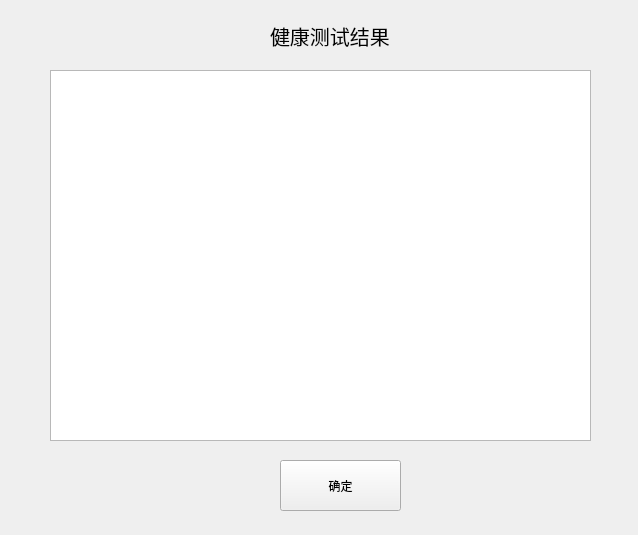
First picture: the form in medical_client/healthtestoutcome.ui, repository Gray7118/SMS-Smart_Medical_System, before the edit.
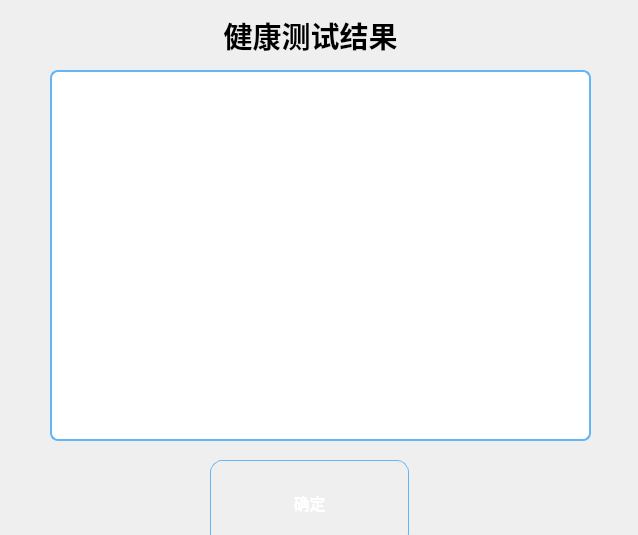
Second picture: the form after the edit.

```diff
--- a/medical_client/healthtestoutcome.ui
+++ b/medical_client/healthtestoutcome.ui
@@ -13,43 +13,100 @@
   <property name="windowTitle">
    <string>Form</string>
   </property>
-  <widget class="QTextEdit" name="testoutcome_info">
-   <property name="geometry">
-    <rect>
-     <x>50</x>
-     <y>70</y>
-     <width>541</width>
-     <height>371</height>
-    </rect>
-   </property>
-  </widget>
+  <property name="styleSheet">
+   <string notr="true">
+    QWidget#healthtestoutcome {
+        background-color: qlineargradient(
+            x1:0, y1:0, x2:0, y2:1,
+            stop:0 #e3f2fd,
+            stop:1 #ffffff
+        );
+        font-family: &quot;Microsoft YaHei&quot;;
+    }
+    QTextEdit#testoutcome_info {
+        border: 2px solid #64b5f6;
+        border-radius: 8px;
+        background-color: #ffffff;
+    }
+    QPushButton {
+        border-radius: 12px;
+        border: 1px solid #64b5f6;
+        color: #ffffff;
+        font-weight: bold;
+        background-color: qlineargradient(
+            x1:0, y1:0, x2:0, y2:1,
+            stop:0 #6ec6ff,
+            stop:1 #1e88e5
+        );
+        padding: 8px 16px;
+        min-width: 154px;
+        min-height: 68px;
+        font-size: 16px;
+    }
+    QPushButton:hover {
+        background-color: qlineargradient(
+            x1:0, y1:0, x2:0, y2:1,
+            stop:0 #81d4fa,
+            stop:1 #1976d2
+        );
+    }
+    QPushButton:pressed {
+        background-color: qlineargradient(
+            x1:0, y1:0, x2:0, y2:1,
+            stop:0 #1e88e5,
+            stop:1 #1565c0
+        );
+    }
+   </string>
+  </property>
   <widget class="QLabel" name="label_healthtestoutcome">
    <property name="geometry">
     <rect>
-     <x>270</x>
+     <x>190</x>
      <y>10</y>
-     <width>191</width>
+     <width>241</width>
      <height>51</height>
     </rect>
    </property>
    <property name="font">
     <font>
-     <pointsize>15</pointsize>
+     <pointsize>22</pointsize>
+     <weight>75</weight>
+     <bold>true</bold>
     </font>
    </property>
    <property name="text">
     <string>健康测试结果</string>
    </property>
+   <property name="alignment">
+    <set>Qt::AlignCenter</set>
+   </property>
+  </widget>
+  <widget class="QTextEdit" name="testoutcome_info">
+   <property name="geometry">
+    <rect>
+     <x>50</x>
+     <y>70</y>
+     <width>541</width>
+     <height>371</height>
+    </rect>
+   </property>
   </widget>
   <widget class="QPushButton" name="testoutcome">
    <property name="geometry">
     <rect>
-     <x>280</x>
+     <x>210</x>
      <y>460</y>
-     <width>121</width>
+     <width>199</width>
      <height>51</height>
     </rect>
    </property>
+   <property name="minimumSize">
+    <size>
+     <width>199</width>
+     <height>50</height>
+    </size>
+   </property>
    <property name="text">
     <string>确定</string>
    </property>
```
Left out of the diff: 2 changed lines with no effect on the pictures.
